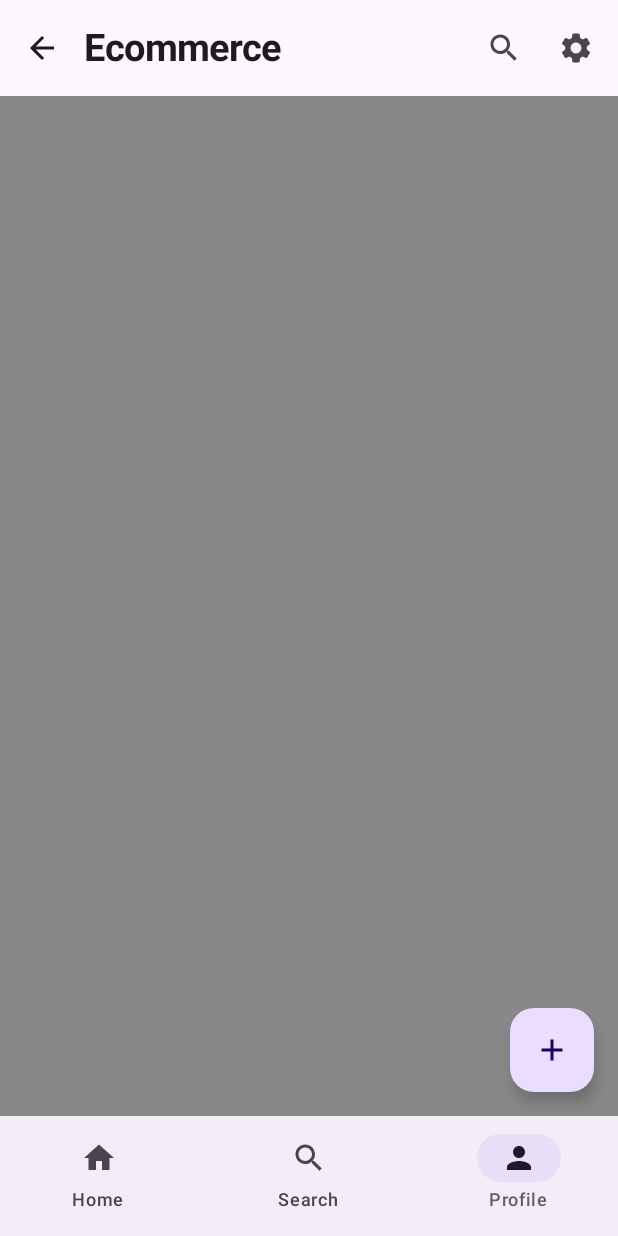
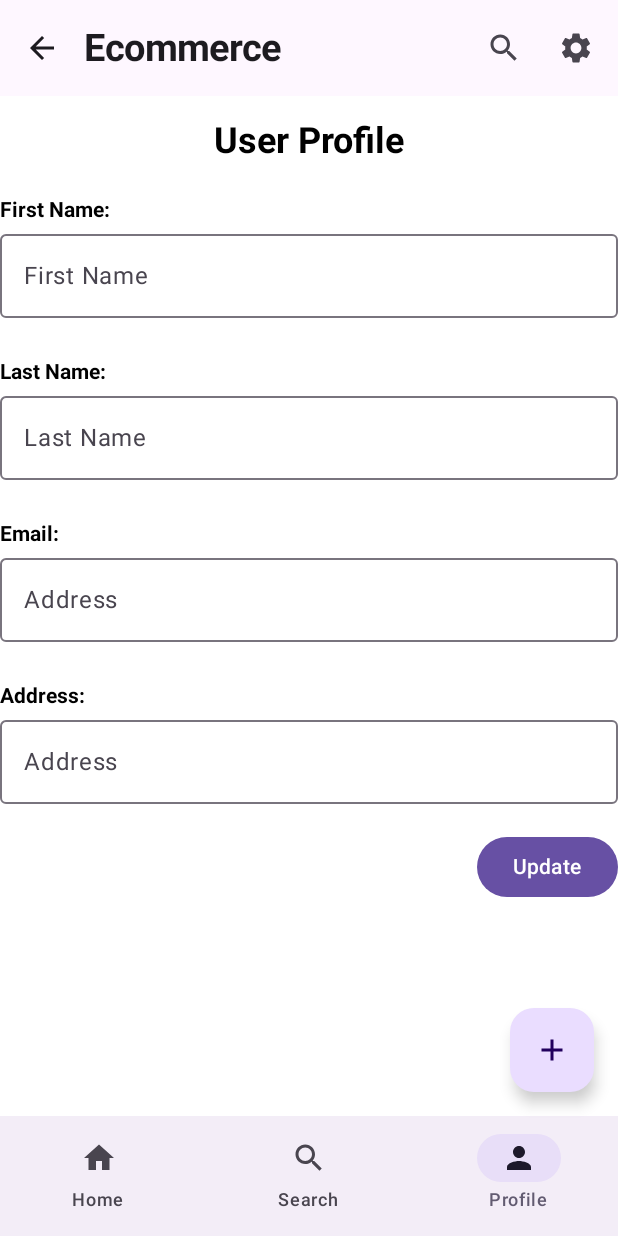
Before and after one commit to sasss77/Inkspira---A-digital-art-portfolio, an Android app built with Jetpack Compose: the NavigationActivity screen opened directly, with no data from a screen before it, item 3 of the bottom bar chosen, on a phone screen of 412 x 824 dp. Run offline under Robolectric (Android 15) with nearby library versions, the phone set to English and light mode, and no system bars; our stand-ins replace Firebase (no records; nobody signed in at launch, a user with empty details on screens opened directly), livedata-compose; libraries missing offline, so code that uses them is left out: com.cloudinary, com.cloudinary.utils.

Commit message:
user profile and update user functionality done (working)

```diff
--- a/app/src/main/java/com/example/inkspira_adigitalartportfolio/view/NavigationActivity.kt
+++ b/app/src/main/java/com/example/inkspira_adigitalartportfolio/view/NavigationActivity.kt
@@ -12,8 +12,10 @@ import androidx.compose.foundation.layout.Arrangement
 import androidx.compose.foundation.layout.Box
 import androidx.compose.foundation.layout.Column
 import androidx.compose.foundation.layout.Row
+import androidx.compose.foundation.layout.Spacer
 import androidx.compose.foundation.layout.fillMaxSize
 import androidx.compose.foundation.layout.fillMaxWidth
+import androidx.compose.foundation.layout.height
 import androidx.compose.foundation.layout.padding
 import androidx.compose.foundation.lazy.LazyColumn
 import androidx.compose.material.icons.Icons
@@ -25,6 +27,7 @@ import androidx.compose.material.icons.filled.Home
 import androidx.compose.material.icons.filled.Person
 import androidx.compose.material.icons.filled.Search
 import androidx.compose.material.icons.filled.Settings
+import androidx.compose.material3.Button
 import androidx.compose.material3.Card
 import androidx.compose.material3.CircularProgressIndicator
 import androidx.compose.material3.ExperimentalMaterial3Api
@@ -34,8 +37,10 @@ import androidx.compose.material3.IconButton
 import androidx.compose.material3.IconButtonDefaults
 import androidx.compose.material3.NavigationBar
 import androidx.compose.material3.NavigationBarItem
+import androidx.compose.material3.OutlinedTextField
 import androidx.compose.material3.Scaffold
 import androidx.compose.material3.Text
+import androidx.compose.material3.TextField
 import androidx.compose.material3.TopAppBar
 import androidx.compose.runtime.Composable
 import androidx.compose.runtime.LaunchedEffect
@@ -54,7 +59,10 @@ import androidx.compose.ui.tooling.preview.Preview
 import androidx.compose.ui.unit.dp
 import androidx.compose.ui.unit.sp
 import com.example.inkspira_adigitalartportfolio.repository.ProductRepositoryImpl
+import com.example.inkspira_adigitalartportfolio.repository.UserRepositoryImpl
 import com.example.inkspira_adigitalartportfolio.viewmodel.ProductViewModel
+import com.example.inkspira_adigitalartportfolio.viewmodel.UserViewModel
+import com.google.firebase.auth.FirebaseAuth
 
 class NavigationActivity : ComponentActivity() {
     override fun onCreate(savedInstanceState: Bundle?) {
@@ -300,13 +308,125 @@ fun Home2() {
 
 @Composable
 fun Home3() {
+
+    var firstName by remember { mutableStateOf("") }
+    var lastName by remember { mutableStateOf("") }
+    var email by remember { mutableStateOf("") }
+    var country by remember { mutableStateOf("") }
+
+    val context = LocalContext.current
+    val activity = context as Activity
+
+    val repo = remember { UserRepositoryImpl() }
+    val viewModel = remember { UserViewModel(repo) }
+
+
+
+//    val userID : String? = activity?.intent?.getStringExtra("userID")
+    val userID = FirebaseAuth.getInstance().currentUser?.uid
+
+    val user = viewModel.users.observeAsState(initial = null)
+
+    LaunchedEffect(Unit) {
+        viewModel.getUserByID(userID.toString())
+    }
+
+
+    firstName = user.value?.firstName ?: ""
+    lastName = user.value?.lastName ?: ""
+    email = user.value?.email ?: ""
+    country = user.value?.address ?: ""
+
+
+
+
     Column(
         modifier = Modifier
             .fillMaxSize()
-            .background(color = Color.Gray)
+            .background(color = Color.White)
     ) {
+        Spacer(modifier = Modifier.height(16.dp))
+        Row(horizontalArrangement = Arrangement.Center,
+            modifier = Modifier.fillMaxWidth()) {
+
+        Text(text = "User Profile", fontSize = 24.sp, color = Color.Black, fontWeight = FontWeight.Bold)
+        }
+
+        Spacer(modifier = Modifier.height(16.dp))
 
 
 
+
+
+
+        Text(text = "First Name:", color = Color.Black, fontWeight = FontWeight.Bold,
+            modifier = Modifier.padding(vertical = 8.dp))
+        OutlinedTextField(
+            value = firstName,
+            onValueChange = {
+                firstName = it
+            },
+            placeholder = {
+                Text("First Name")
+            },
+            modifier = Modifier.fillMaxWidth(),
+
+        )
+        Spacer(modifier = Modifier.height(20.dp))
+
+        Text(text = "Last Name:", color = Color.Black, fontWeight = FontWeight.Bold,
+            modifier = Modifier.padding(vertical = 8.dp))
+        OutlinedTextField(
+            value = lastName,
+            onValueChange = {
+                lastName = it
+            },
+            placeholder = {
+                Text("Last Name")
+            },
+            modifier = Modifier.fillMaxWidth()
+        )
+        Spacer(modifier = Modifier.height(20.dp))
+
+        Text(text = "Email:", color = Color.Black, fontWeight = FontWeight.Bold,
+            modifier = Modifier.padding(vertical = 8.dp))
+        OutlinedTextField(
+            value = email,
+            onValueChange = {
+                email = it
+            },
+            placeholder = {
+                Text("Address")
+            },
+            modifier = Modifier.fillMaxWidth()
+        )
+        Spacer(modifier = Modifier.height(20.dp))
+        Text(text = "Address:", color = Color.Black, fontWeight = FontWeight.Bold,
+            modifier = Modifier.padding(vertical = 8.dp))
+        OutlinedTextField(
+            value = country,
+            onValueChange = {
+                country = it
+            },
+            placeholder = {
+                Text("Address")
+            },
+            modifier = Modifier.fillMaxWidth()
+        )
+
+        Spacer(modifier = Modifier.height(18.dp))
+
+        Button(
+            onClick = {
+                val userID = FirebaseAuth.getInstance().currentUser?.uid
+                val intent = Intent(context, UpdateUserActivity:: class.java)
+                intent.putExtra("userID", "${userID}")
+                context.startActivity(intent)
+            },
+            modifier = Modifier.align(Alignment.End)
+        ) {
+            Text("Update")
+        }
+
     }
     }
```
Also changed, not shown: app/src/main/java/com/example/inkspira_adigitalartportfolio/view/UpdateUserActivity.kt (+45 -0 lines).
